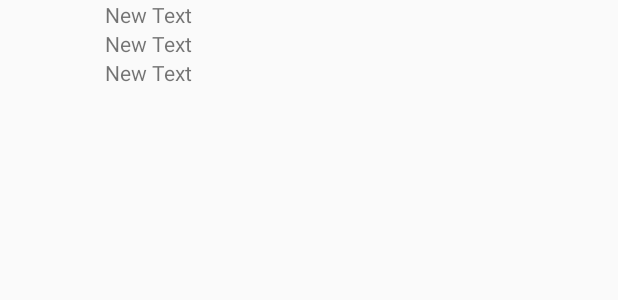
After one commit to laflechette/ChannelMessaging, an Android app: the layout adapter_message.xml on its own in the app's theme, with its tools: preview values and no code run, on a phone screen of 412 x 824 dp. The commit adds this screen. Shown: the top 300 px of the screen. Run offline under Robolectric (Android 15) with nearby library versions, the phone set to English and light mode, and no system bars.

Commit message:
Channel et message fonctionnel, coincé aux fragments

```diff
--- a/app/build.gradle
+++ b/app/build.gradle
@@ -25,4 +25,5 @@ dependencies {
     compile 'com.android.support:appcompat-v7:23.1.1'
     compile 'com.android.support:design:23.1.1'
     compile 'com.google.code.gson:gson:2.5'
+    compile 'com.squareup.picasso:picasso:2.5.2'
 }
--- a/app/src/main/java/mathieu/larcher/channelmessaging/LoginActivity.java
+++ b/app/src/main/java/mathieu/larcher/channelmessaging/LoginActivity.java
@@ -52,13 +52,13 @@ public class LoginActivity extends AppCompatActivity implements View.OnClickList
         params.put("username", myLogin);
         params.put("password", myPassword);
 
-        RequestProvider np = new RequestProvider(params, "http://www.raphaelbischof.fr/messaging/?function=connect");
+        RequestProvider np = new RequestProvider(params, "http://www.raphaelbischof.fr/messaging/?function=connect", 0);
         np.setOnWSRequestListener(this);
         np.execute();
     }
 
     @Override
-    public void onCompletedRequest(String result) {
+    public void onCompletedRequest(String result, int requestCode) {
 
         Gson gson = new Gson();
         Login jsonObj = gson.fromJson(result, Login.class);
@@ -70,7 +70,7 @@ public class LoginActivity extends AppCompatActivity implements View.OnClickList
             editor.putString("token", jsonObj.getToken());
             editor.commit();
 
-            Intent intent = new Intent(this, ChannelActivity.class);
+            Intent intent = new Intent(this, ListChannelActivity.class);
             startActivity(intent);
 
             Toast.makeText(getApplicationContext(), jsonObj.getToken(), Toast.LENGTH_SHORT).show();
--- a/app/src/main/java/mathieu/larcher/channelmessaging/adapter/ChannelAdapter.java
+++ b/app/src/main/java/mathieu/larcher/channelmessaging/adapter/ChannelAdapter.java
@@ -44,7 +44,7 @@ public class ChannelAdapter extends BaseAdapter {
     public View getView(int position, View convertView, ViewGroup parent) {
 
         LayoutInflater inflater = (LayoutInflater) context.getSystemService(Context.LAYOUT_INFLATER_SERVICE);
-        View rowView = inflater.inflate(R.layout.custom_channel, parent, false);
+        View rowView = inflater.inflate(R.layout.adapter_list_channel, parent, false);
 
         TextView nameChannel = (TextView) rowView.findViewById(R.id.txt_view_name);
         TextView nbUser = (TextView) rowView.findViewById(R.id.txt_view_number);
--- a/app/src/main/java/mathieu/larcher/channelmessaging/network/RequestProvider.java
+++ b/app/src/main/java/mathieu/larcher/channelmessaging/network/RequestProvider.java
@@ -26,11 +26,13 @@ public class RequestProvider extends AsyncTask<String, Integer, String> {
     private ArrayList<onWSRequestListener> listeners = new ArrayList<onWSRequestListener>();
     private String requestURL = null;
     private HashMap<String, String> mapParams;
+    private int requestCode;
 
-    public RequestProvider(HashMap<String, String> params, String requestURL) {
+    public RequestProvider(HashMap<String, String> params, String requestURL, int requestCode) {
 
         this.mapParams = params;
         this.requestURL = requestURL;
+        this.requestCode = requestCode;
     }
 
 
@@ -43,7 +45,7 @@ public class RequestProvider extends AsyncTask<String, Integer, String> {
 
         for(onWSRequestListener oneListener:listeners){
 
-            oneListener.onCompletedRequest(result);
+            oneListener.onCompletedRequest(result, requestCode);
         }
     }
 
--- a/app/src/main/java/mathieu/larcher/channelmessaging/network/onWSRequestListener.java
+++ b/app/src/main/java/mathieu/larcher/channelmessaging/network/onWSRequestListener.java
@@ -5,6 +5,6 @@ package mathieu.larcher.channelmessaging.network;
  */
 public interface onWSRequestListener {
 
-    public void onCompletedRequest(String result);
+    public void onCompletedRequest(String result, int requestCode);
     public void onErrorRequest(String error);
 }
--- /dev/null
+++ b/app/src/main/res/layout/adapter_message.xml
@@ -0,0 +1,34 @@
+<?xml version="1.0" encoding="utf-8"?>
+<LinearLayout xmlns:android="http://schemas.android.com/apk/res/android"
+    android:orientation="horizontal" android:layout_width="match_parent"
+    android:layout_height="match_parent"
+    android:weightSum="1">
+
+    <ImageView
+        android:layout_width="70dp"
+        android:layout_height="70dp"
+        android:id="@+id/img_profile" />
+    <LinearLayout xmlns:android="http://schemas.android.com/apk/res/android"
+        android:orientation="vertical" android:layout_width="match_parent"
+        android:layout_height="match_parent"
+        android:weightSum="1">
+
+    <TextView
+        android:layout_width="wrap_content"
+        android:layout_height="wrap_content"
+        android:text="New Text"
+        android:id="@+id/txt_user_id" />
+
+    <TextView
+        android:layout_width="wrap_content"
+        android:layout_height="wrap_content"
+        android:text="New Text"
+        android:id="@+id/txt_message" />
+
+    <TextView
+        android:layout_width="wrap_content"
+        android:layout_height="wrap_content"
+        android:text="New Text"
+        android:id="@+id/txt_date" />
+    </LinearLayout>
+</LinearLayout>
```
Also changed, not shown: app/src/main/AndroidManifest.xml (+6 -5 lines), app/src/main/java/Fragment/ChannelListFragment.java (added, +7 -0 lines), app/src/main/java/mathieu/larcher/channelmessaging/ListChannelActivity.java (renamed from app/src/main/java/mathieu/larcher/channelmessaging/ChannelActivity.java, +20 -10 lines), app/src/main/java/mathieu/larcher/channelmessaging/MasterMessage.java (added, +19 -0 lines), app/src/main/java/mathieu/larcher/channelmessaging/Message.java (added, +30 -0 lines), app/src/main/java/mathieu/larcher/channelmessaging/MessageActivity.java (added, +132 -0 lines), app/src/main/java/mathieu/larcher/channelmessaging/adapter/MessageAdapter.java (added, +114 -0 lines), app/src/main/res/layout/activity_message_channel.xml (added, +31 -0 lines), app/src/main/res/layout/content_channel.xml (+4 -3 lines), app/src/main/res/layout/adapter_list_channel.xml (renamed from app/src/main/res/layout/custom_channel.xml).
